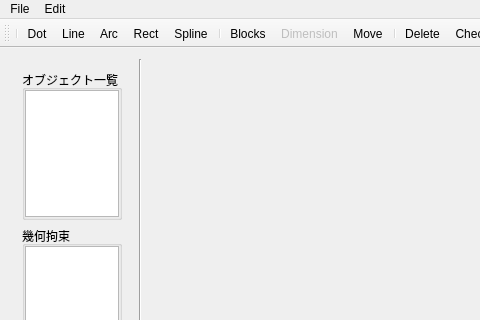
First picture: the form in src/MainWindow.ui, repository hal1437/BlockMaker, before the edit; both pictures show x 0 to 480 and y 0 to 320 of the 706 by 481 pixel window.
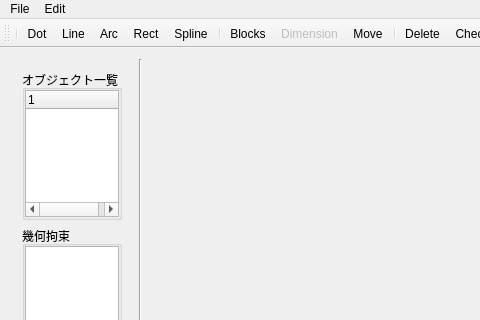
Second picture: the form after the edit. Icons and pictures are not drawn. Custom widgets are drawn as their Qt base class.

Commit message: オブジェクトリストをQTreeListに変更

Diff of the .ui file:
```diff
--- a/src/MainWindow.ui
+++ b/src/MainWindow.ui
@@ -49,7 +49,13 @@
            <number>0</number>
           </property>
           <item>
-           <widget class="QListWidget" name="ObjectList"/>
+           <widget class="QTreeWidget" name="ObjectList">
+            <column>
+             <property name="text">
+              <string notr="true">1</string>
+             </property>
+            </column>
+           </widget>
           </item>
          </layout>
         </widget>
```
The commit also changes 3 other files.
